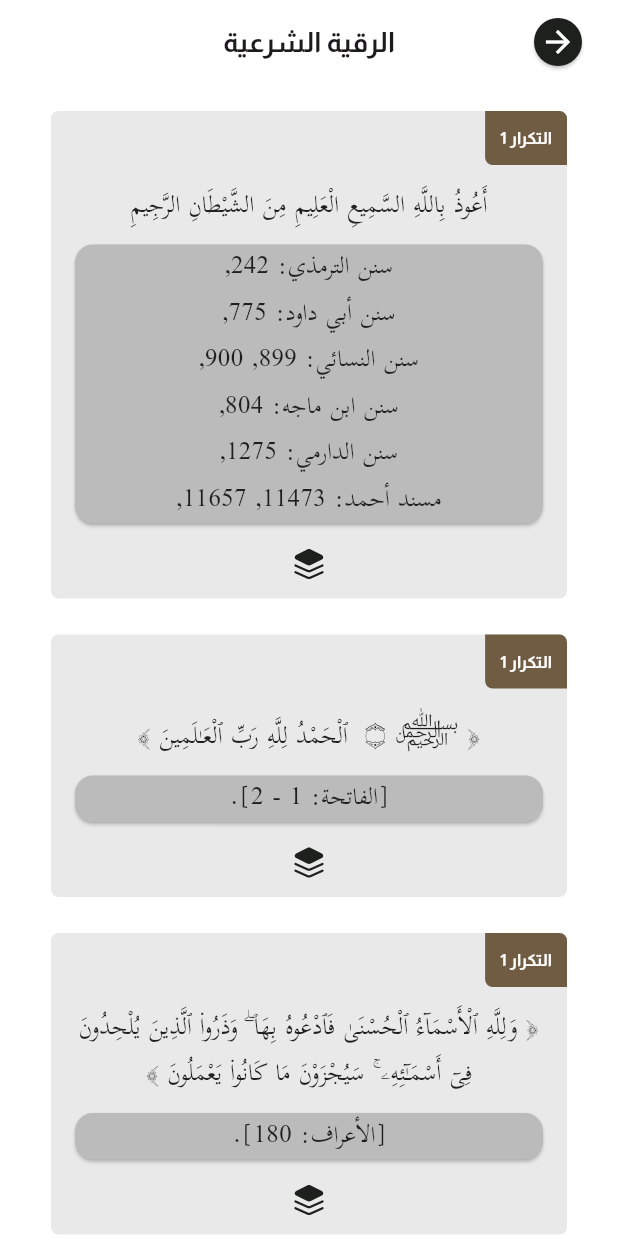
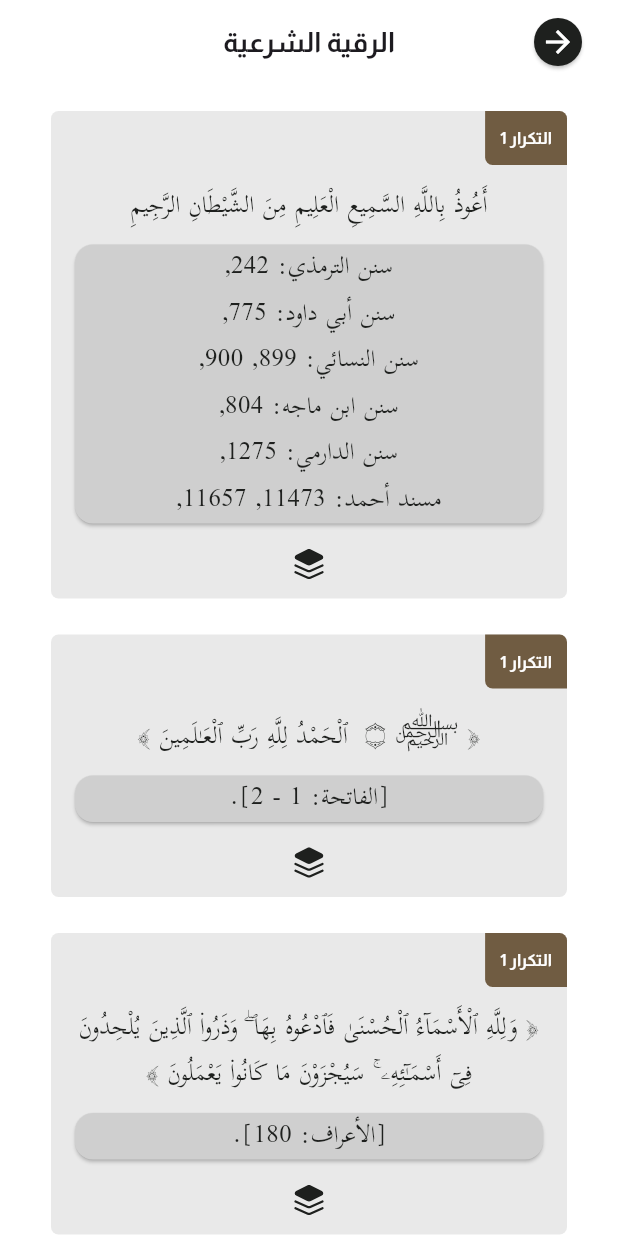
Before and after one commit to gelkomyy/fazakir, a Flutter app: the RuqyahView screen opened by its route, on a phone screen of 412 x 824 dp. Run offline on Flutter 3.47's test engine with Material 3 defaults, Android fonts, the phone set to English and light mode, and no system bars; drawn by our look-alikes of flutter_bounceable; our stand-ins replace adhan, cached_network_image, flutter_bloc, flutter_compass, flutter_svg, geolocator and 4 more; missing offline and left inert: flutter_inappwebview, hadith; accounts and stored records are empty; project files that could hold a hidden picture were left out.

Commit message:
Refactor UI colors and sort collection display names
- Changed UI colors in two widgets to use a constant color value.
- Sorted the list of collection display names, with "سنن ابن ماجه" at the top.
- Updated the relevant file extensions.

```diff
--- a/lib/Features/ahadith/presentation/views/widgets/container_hadith_item.dart
+++ b/lib/Features/ahadith/presentation/views/widgets/container_hadith_item.dart
@@ -63,7 +63,7 @@ class ContainerHadithItem extends StatelessWidget {
                 ),
                 const SizedBox(height: 6),
                 Card(
-                  color: AppColors.greyColor,
+                  color: const Color.fromARGB(255, 207, 207, 207),
                   child: Column(
                     children: [
                       Text(
--- a/lib/Features/home/presentation/views/widgets/container_zikr_item.dart
+++ b/lib/Features/home/presentation/views/widgets/container_zikr_item.dart
@@ -98,7 +98,7 @@ class ContainerZikrItem extends StatelessWidget {
                     azkarItem.source!.isNotEmpty &&
                     azkarItem.source != '')
                   Card(
-                    color: AppColors.greyColor,
+                    color: const Color.fromARGB(255, 207, 207, 207),
                     child: Text(
                       azkarItem.source!,
                       textAlign: TextAlign.center,
--- a/lib/core/extensions/manage_hadiths_extensions.dart
+++ b/lib/core/extensions/manage_hadiths_extensions.dart
@@ -23,7 +23,8 @@ extension ManageHadithsExtensions on Collections {
   static List<String> getDisplayNames() {
     return Collections.values
         .map((collection) => collection.displayName)
-        .toList();
+        .toList()
+      ..sort((a, b) => a == 'سنن ابن ماجه' ? 1 : -1);
   }
 
   static Collections getCollectionByName(String name) {
```
